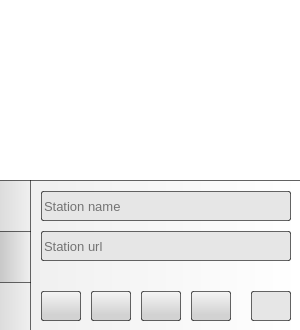
Before: the Qt Designer form src/forms/PlayerWindow.ui in psv-git/Qrudio, drawn with Qt 5.
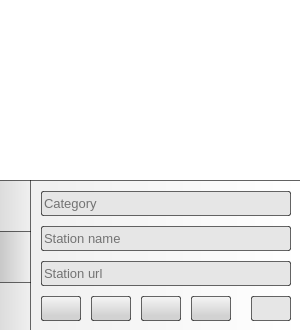
After: the same form once the commit is applied. The open tabs and pages were chosen to show the change. Icons and pictures are not drawn.

The edit to the form file:
```diff
--- a/src/forms/PlayerWindow.ui
+++ b/src/forms/PlayerWindow.ui
@@ -870,9 +870,9 @@
       <property name="geometry">
        <rect>
         <x>10</x>
-        <y>10</y>
+        <y>45</y>
         <width>250</width>
-        <height>30</height>
+        <height>25</height>
        </rect>
       </property>
       <property name="font">
@@ -921,9 +921,9 @@
       <property name="geometry">
        <rect>
         <x>10</x>
-        <y>50</y>
+        <y>80</y>
         <width>250</width>
-        <height>30</height>
+        <height>25</height>
        </rect>
       </property>
       <property name="font">
@@ -972,9 +972,9 @@
       <property name="geometry">
        <rect>
         <x>60</x>
-        <y>110</y>
+        <y>115</y>
         <width>40</width>
-        <height>30</height>
+        <height>25</height>
        </rect>
       </property>
       <property name="font">
@@ -1023,9 +1023,9 @@
       <property name="geometry">
        <rect>
         <x>160</x>
-        <y>110</y>
+        <y>115</y>
         <width>40</width>
-        <height>30</height>
+        <height>25</height>
        </rect>
       </property>
       <property name="font">
@@ -1068,9 +1068,9 @@
       <property name="geometry">
        <rect>
         <x>220</x>
-        <y>110</y>
+        <y>115</y>
         <width>40</width>
-        <height>30</height>
+        <height>25</height>
        </rect>
       </property>
       <property name="font">
@@ -1113,9 +1113,9 @@
       <property name="geometry">
        <rect>
         <x>110</x>
-        <y>110</y>
+        <y>115</y>
         <width>40</width>
-        <height>30</height>
+        <height>25</height>
        </rect>
       </property>
       <property name="font">
@@ -1158,9 +1158,9 @@
       <property name="geometry">
        <rect>
         <x>10</x>
-        <y>110</y>
+        <y>115</y>
         <width>40</width>
-        <height>30</height>
+        <height>25</height>
        </rect>
       </property>
       <property name="font">
@@ -1202,6 +1202,57 @@
        </size>
       </property>
      </widget>
+     <widget class="QLineEdit" name="stationNameEdit_2">
+      <property name="enabled">
+       <bool>false</bool>
+      </property>
+      <property name="geometry">
+       <rect>
+        <x>10</x>
+        <y>10</y>
+        <width>250</width>
+        <height>25</height>
+       </rect>
+      </property>
+      <property name="font">
+       <font>
+        <family>Liberation Sans</family>
+        <pointsize>10</pointsize>
+        <weight>50</weight>
+        <italic>false</italic>
+        <bold>false</bold>
+       </font>
+      </property>
+      <property name="focusPolicy">
+       <enum>Qt::StrongFocus</enum>
+      </property>
+      <property name="contextMenuPolicy">
+       <enum>Qt::DefaultContextMenu</enum>
+      </property>
+      <property name="styleSheet">
+       <string notr="true">QLineEdit {
+	font: 10pt &quot;Liberation Sans&quot;;
+	color: rgba(0, 0, 0, 255);
+	background-color: rgba(255, 255, 255, 255);
+	border: 1px solid  rgba(0, 0, 0, 150);
+	border-radius: 2px;
+}
+
+QLineEdit::disabled {
+	background-color: rgba(230, 230, 230, 255);
+}
+</string>
+      </property>
+      <property name="text">
+       <string/>
+      </property>
+      <property name="frame">
+       <bool>false</bool>
+      </property>
+      <property name="placeholderText">
+       <string>Category</string>
+      </property>
+     </widget>
     </widget>
     <widget class="QWidget" name="settingsTab">
      <property name="contextMenuPolicy">
```
Left out of the diff: 28 changed lines with no effect on the pictures.
